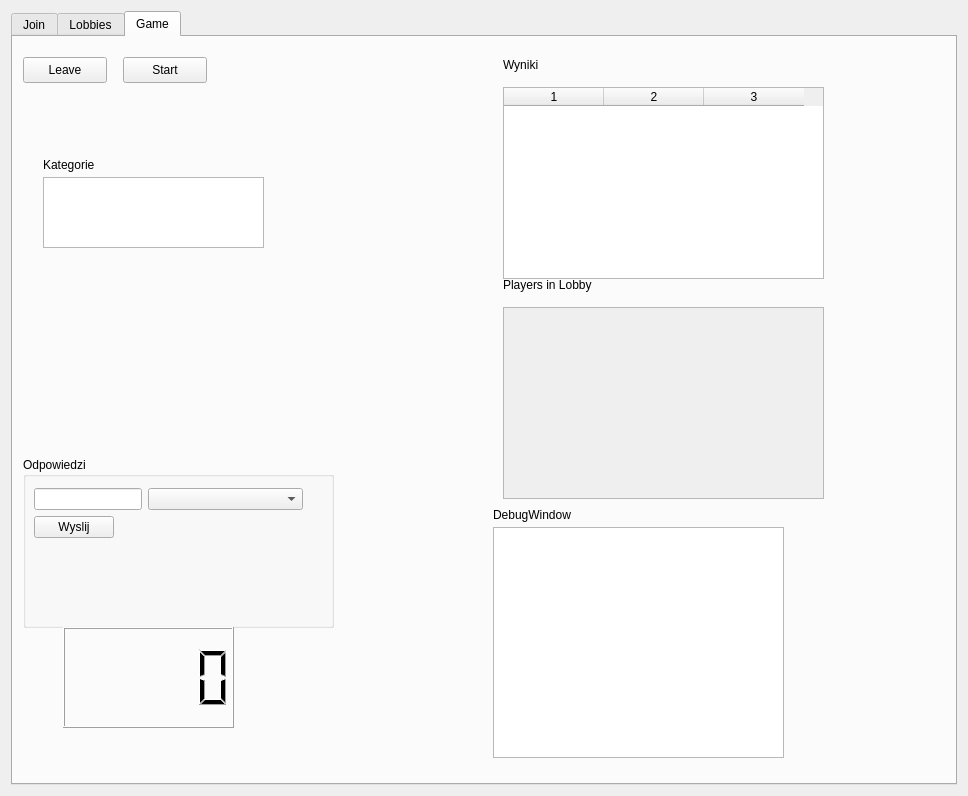
Above: ClientGui/mywidget.ui from homoglobina/ProjektSK2.2 before the change. Below: the same form after it.
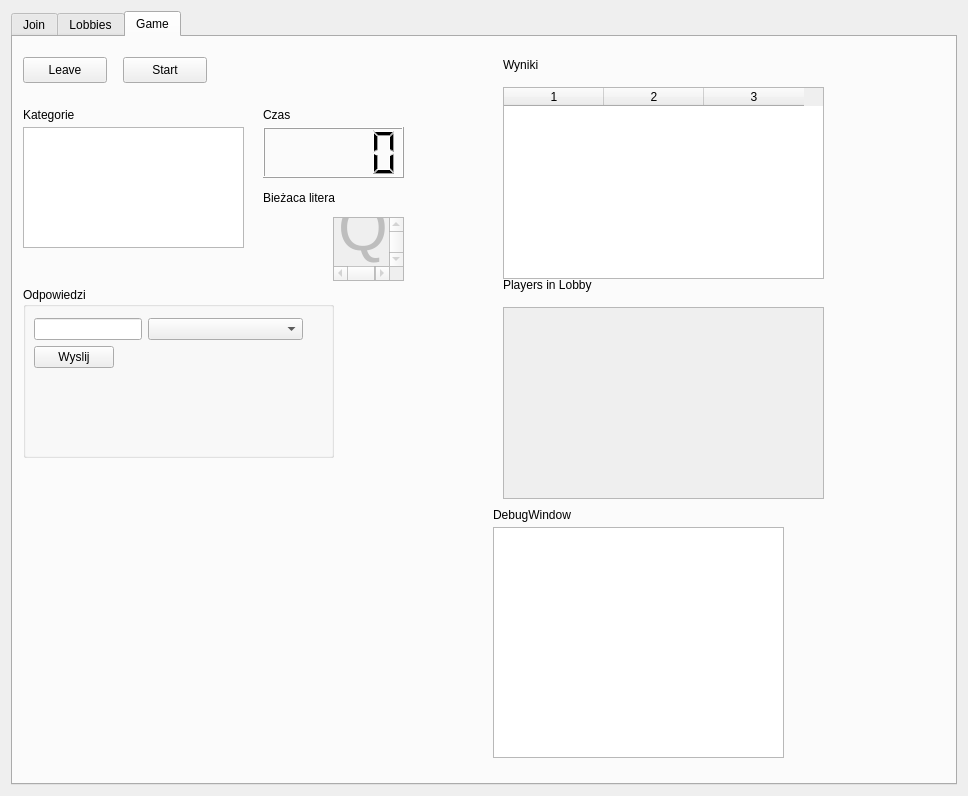
That is the form after the change.

Commit message: add showing the letter in the game view

```diff
--- a/ClientGui/mywidget.ui
+++ b/ClientGui/mywidget.ui
@@ -250,7 +250,7 @@
        <property name="geometry">
         <rect>
          <x>10</x>
-         <y>420</y>
+         <y>250</y>
          <width>311</width>
          <height>171</height>
         </rect>
@@ -303,10 +303,10 @@
       <widget class="QTableWidget" name="categoryWidget">
        <property name="geometry">
         <rect>
-         <x>30</x>
-         <y>140</y>
+         <x>10</x>
+         <y>90</y>
          <width>221</width>
-         <height>71</height>
+         <height>121</height>
         </rect>
        </property>
       </widget>
@@ -339,8 +339,8 @@
       <widget class="QLabel" name="label_5">
        <property name="geometry">
         <rect>
-         <x>30</x>
-         <y>120</y>
+         <x>10</x>
+         <y>70</y>
          <width>81</width>
          <height>16</height>
         </rect>
@@ -352,13 +352,68 @@
       <widget class="QLCDNumber" name="timeNumber">
        <property name="geometry">
         <rect>
-         <x>50</x>
-         <y>590</y>
-         <width>171</width>
-         <height>101</height>
+         <x>250</x>
+         <y>90</y>
+         <width>141</width>
+         <height>51</height>
         </rect>
        </property>
       </widget>
+      <widget class="QLabel" name="label_6">
+       <property name="geometry">
+        <rect>
+         <x>250</x>
+         <y>70</y>
+         <width>57</width>
+         <height>16</height>
+        </rect>
+       </property>
+       <property name="text">
+        <string>Czas</string>
+       </property>
+      </widget>
+      <widget class="QTextEdit" name="currentLetter">
+       <property name="enabled">
+        <bool>false</bool>
+       </property>
+       <property name="geometry">
+        <rect>
+         <x>320</x>
+         <y>180</y>
+         <width>71</width>
+         <height>64</height>
+        </rect>
+       </property>
+       <property name="font">
+        <font>
+         <bold>true</bold>
+        </font>
+       </property>
+       <property name="html">
+        <string>&lt;!DOCTYPE HTML PUBLIC &quot;-//W3C//DTD HTML 4.0//EN&quot; &quot;http://www.w3.org/TR/REC-html40/strict.dtd&quot;&gt;
+&lt;html&gt;&lt;head&gt;&lt;meta name=&quot;qrichtext&quot; content=&quot;1&quot; /&gt;&lt;meta charset=&quot;utf-8&quot; /&gt;&lt;style type=&quot;text/css&quot;&gt;
+p, li { white-space: pre-wrap; }
+hr { height: 1px; border-width: 0; }
+li.unchecked::marker { content: &quot;\2610&quot;; }
+li.checked::marker { content: &quot;\2612&quot;; }
+&lt;/style&gt;&lt;/head&gt;&lt;body style=&quot; font-family:'Cantarell'; font-size:10pt; font-weight:700; font-style:normal;&quot;&gt;
+&lt;p style=&quot; margin-top:0px; margin-bottom:0px; margin-left:0px; margin-right:0px; -qt-block-indent:0; text-indent:0px;&quot;&gt;&lt;span style=&quot; font-size:48pt; font-weight:400;&quot;&gt;Q&lt;/span&gt;&lt;/p&gt;
+&lt;p style=&quot;-qt-paragraph-type:empty; margin-top:0px; margin-bottom:0px; margin-left:0px; margin-right:0px; -qt-block-indent:0; text-indent:0px; font-size:48pt; font-weight:400;&quot;&gt;&lt;br /&gt;&lt;/p&gt;&lt;/body&gt;&lt;/html&gt;</string>
+       </property>
+      </widget>
+      <widget class="QLabel" name="label_7">
+       <property name="geometry">
+        <rect>
+         <x>250</x>
+         <y>140</y>
+         <width>91</width>
+         <height>41</height>
+        </rect>
+       </property>
+       <property name="text">
+        <string>Bieżaca litera</string>
+       </property>
+      </widget>
      </widget>
     </widget>
    </item>
```
The commit also changes 8 other files.
